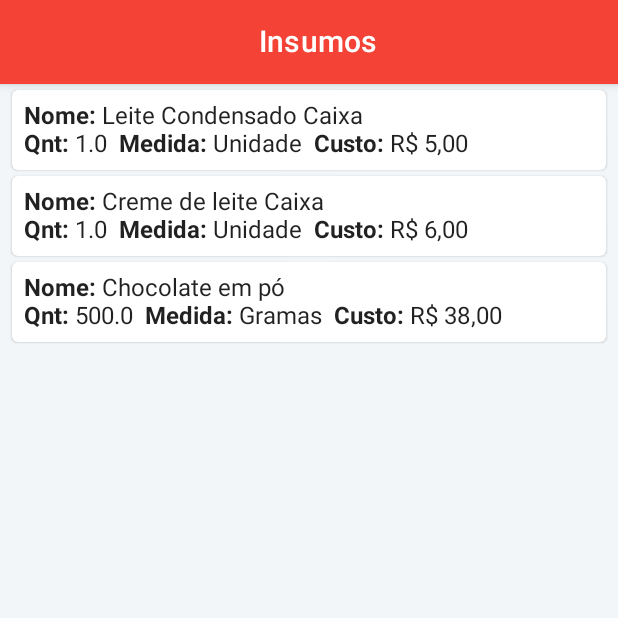
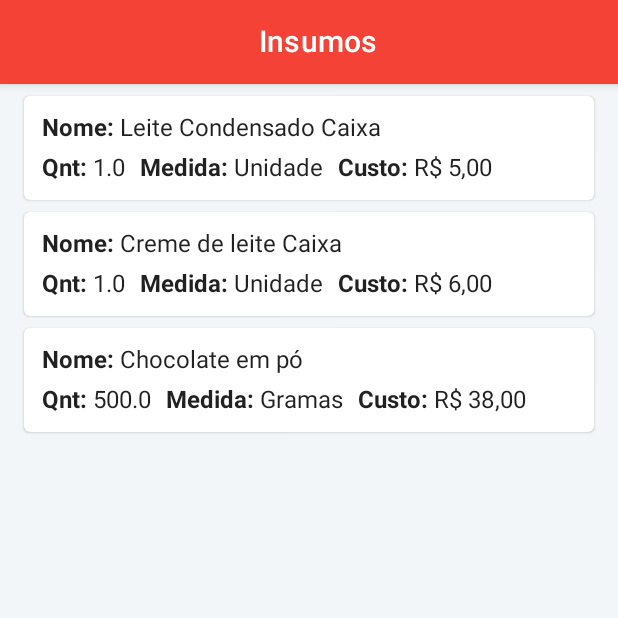
Before and after one commit to jvsena42/baking_calculator, an Android app built with Jetpack Compose: the supplies screen opened through its navigation route, on a phone screen of 412 x 824 dp, the top half of it. Run offline under Robolectric (Android 15) with nearby library versions, the phone set to English and light mode, and no system bars; our stand-ins replace Dagger/Hilt's generated code, Room's generated code.

Commit message:
fix: padding and colors

```diff
--- a/app/src/main/java/com/bulletapps/candypricer/presentation/ui/widgets/CardSupply.kt
+++ b/app/src/main/java/com/bulletapps/candypricer/presentation/ui/widgets/CardSupply.kt
@@ -17,16 +17,23 @@ import com.bulletapps.candypricer.data.model.UnitType
 @Composable
 fun CardSupply(supply: Supply, onClick: () -> Unit?) {
     Card(
-        modifier = Modifier.clickable { onClick }
-        .fillMaxWidth()
-        .padding(top = 4.dp, start = 8.dp, end = 8.dp),
+        modifier = Modifier
+            .padding(top = 8.dp, start = 16.dp, end = 16.dp)
+            .clickable { onClick.invoke() }
+            .fillMaxWidth(),
         elevation = 1.dp
     ) {
-        Column(modifier = Modifier.padding(8.dp)) {
-            TextWithLabel(stringResource(id = R.string.name_label),supply.name)
-            Row(horizontalArrangement = Arrangement.spacedBy(8.dp)) {
-                TextWithLabel(stringResource(id = R.string.quantity_label), supply.quantity.toString())
-                TextWithLabel(stringResource(id = R.string.measure_type_label),supply.unitType)
+        Column(
+            modifier = Modifier.padding(12.dp),
+            verticalArrangement = Arrangement.spacedBy(8.dp)
+        ) {
+            TextWithLabel(stringResource(id = R.string.name_label), supply.name)
+            Row(horizontalArrangement = Arrangement.spacedBy(10.dp)) {
+                TextWithLabel(
+                    stringResource(id = R.string.quantity_label),
+                    supply.quantity.toString()
+                )
+                TextWithLabel(stringResource(id = R.string.measure_type_label), supply.unitType)
                 TextWithLabel(stringResource(id = R.string.cost_label), supply.price)
             }
         }
@@ -36,7 +43,15 @@ fun CardSupply(supply: Supply, onClick: () -> Unit?) {
 @Preview(showBackground = true)
 @Composable
 fun Preview() {
-    CardSupply(Supply(id = 0, name = "Leite Condensado Caixa", price = "R$ 5,00", quantity = 1.0, unitType = "Unidade" )) {
+    CardSupply(
+        Supply(
+            id = 0,
+            name = "Leite Condensado Caixa",
+            price = "R$ 5,00",
+            quantity = 1.0,
+            unitType = "Unidade"
+        )
+    ) {
 
     }
 }
--- a/app/src/main/res/values/themes.xml
+++ b/app/src/main/res/values/themes.xml
@@ -2,5 +2,6 @@
 <resources>
 
     <style name="Theme.CandyPricer" parent="android:Theme.Material.Light.NoActionBar">
+        <item name="android:statusBarColor">#FFD32F2F</item>
     </style>
 </resources>
```
Also changed, not shown: app/src/main/java/com/bulletapps/candypricer/presentation/ui/scenes/main/menu/ScreenMenu.kt (+6 -2 lines).
